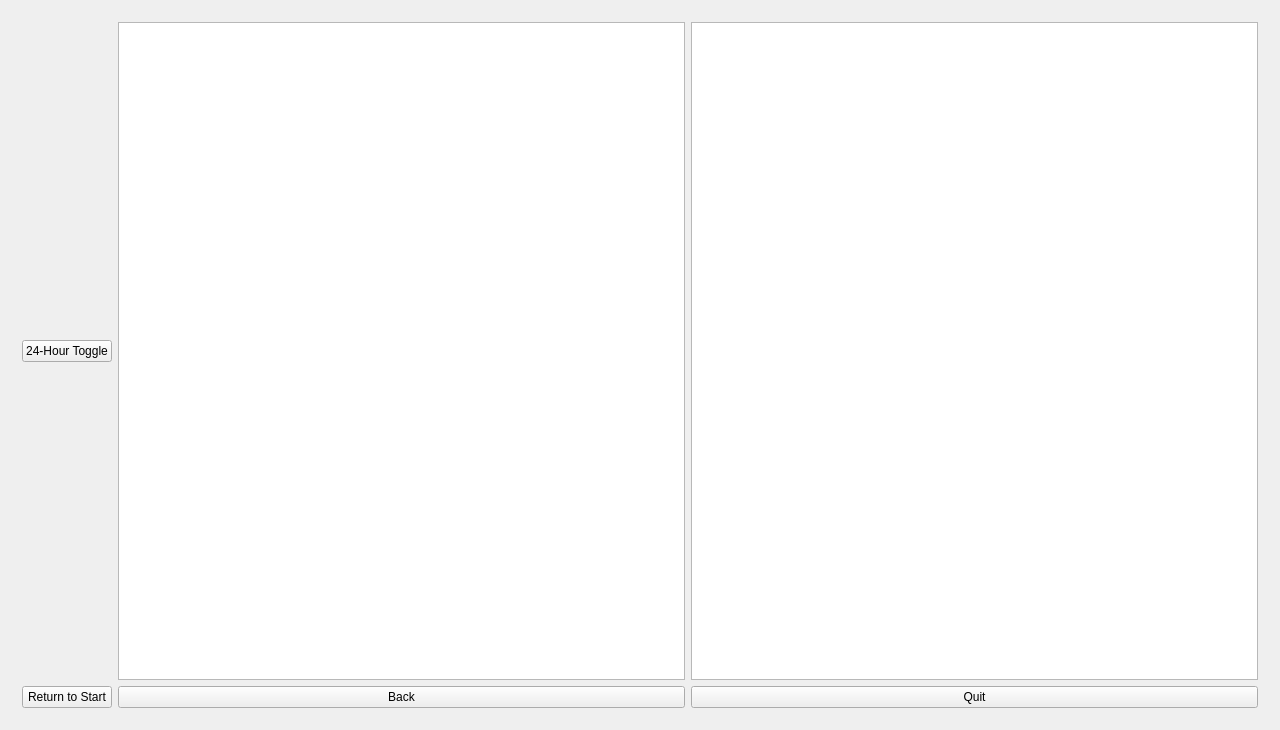
This is src/mainwindow.ui in Team-A-Prime/EECS_448_Project_1 as Qt 5 draws it before an edit. The edited form follows.
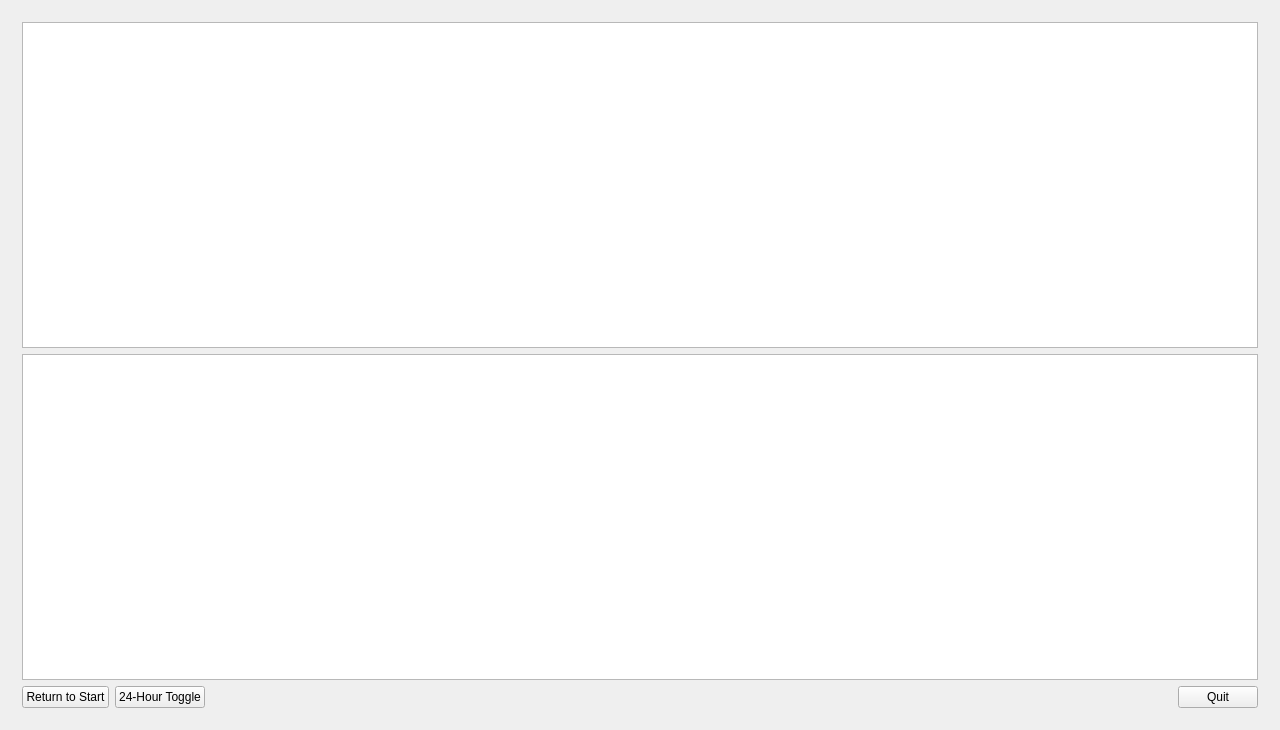
This is the edited form. The open tabs and pages were chosen to show the change.

Commit message:
Make event view functional
- Shows table of when attendees are attending
- Shows task list assignees

```diff
--- a/src/mainwindow.ui
+++ b/src/mainwindow.ui
@@ -758,38 +758,55 @@
        <layout class="QGridLayout" name="gridLayout_5">
         <item row="1" column="0">
          <layout class="QGridLayout" name="gridLayout_4">
-          <item row="2" column="2">
-           <widget class="QPushButton" name="btnViewAttendanceQuit">
-            <property name="text">
-             <string>Quit</string>
-            </property>
-           </widget>
-          </item>
-          <item row="2" column="0">
+          <item row="3" column="1">
+           <layout class="QHBoxLayout" name="horizontalLayout_3">
+            <item>
            <widget class="QPushButton" name="btnViewAttendanceReturn">
             <property name="text">
              <string>Return to Start</string>
             </property>
            </widget>
           </item>
-          <item row="2" column="1">
-           <widget class="QPushButton" name="btnViewAttendanceBack">
-            <property name="text">
-             <string>Back</string>
-            </property>
-           </widget>
-          </item>
-          <item row="1" column="0">
+            <item>
            <widget class="QPushButton" name="btnViewAttendanceToggle">
             <property name="text">
              <string>24-Hour Toggle</string>
             </property>
            </widget>
           </item>
+            <item>
+             <spacer name="horizontalSpacer_9">
+              <property name="orientation">
+               <enum>Qt::Horizontal</enum>
+              </property>
+              <property name="sizeHint" stdset="0">
+               <size>
+                <width>40</width>
+                <height>20</height>
+               </size>
+              </property>
+             </spacer>
+            </item>
+            <item>
+             <widget class="QPushButton" name="btnViewAttendanceQuit">
+              <property name="text">
+               <string>Quit</string>
+              </property>
+             </widget>
+            </item>
+           </layout>
+          </item>
           <item row="1" column="1">
-           <widget class="QTableWidget" name="tableTimeSlots"/>
+           <widget class="QTableWidget" name="tableTimeSlots">
+            <attribute name="horizontalHeaderDefaultSectionSize">
+             <number>85</number>
+            </attribute>
+            <attribute name="verticalHeaderDefaultSectionSize">
+             <number>45</number>
+            </attribute>
+           </widget>
           </item>
-          <item row="1" column="2">
+          <item row="2" column="1">
            <widget class="QTableWidget" name="tableTasks"/>
           </item>
          </layout>
```
Lines whose indentation alone changed are shown as unchanged. The commit also changes 1 other file.
